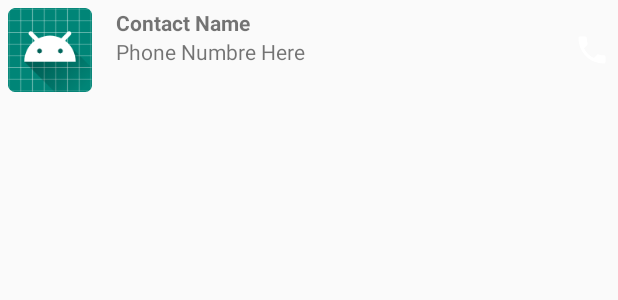
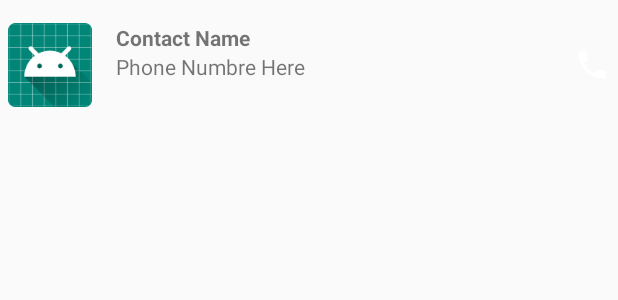
Before and after one commit to TheKamarov/EjerciciosAndroidV2, an Android app: the layout item_contact.xml on its own in the app's theme, with its tools: preview values and no code run, on a phone screen of 412 x 824 dp. Shown: the top 300 px of the screen. Run offline under Robolectric (Android 15) with nearby library versions, the phone set to English and light mode, and no system bars.

Commit message:
Hago modificaiones en los xmls

```diff
--- a/RecyclerViewPart1/app/src/main/res/layout/fragment_contact.xml
+++ b/RecyclerViewPart1/app/src/main/res/layout/fragment_contact.xml
@@ -6,7 +6,8 @@
     android:layout_width="match_parent"
     android:layout_height="match_parent"
     tools:context=".view.ContactFragment"
-    android:background="@color/backgroundfragment">
+    android:background="@color/backgroundfragment"
+    android:padding="16dp">
 
     <androidx.recyclerview.widget.RecyclerView
         android:id="@+id/ContactFragment_RecyclerView_Contacts"
--- a/RecyclerViewPart1/app/src/main/res/layout/item_contact.xml
+++ b/RecyclerViewPart1/app/src/main/res/layout/item_contact.xml
@@ -5,7 +5,8 @@
     android:orientation="horizontal"
     android:layout_width="match_parent"
     android:layout_height="wrap_content"
-    android:padding="5dp">
+    android:padding="5dp"
+    android:layout_marginTop="10dp">
 
     <ImageView
         android:id="@+id/ItemContact_ImageView_ImageContact"
```
